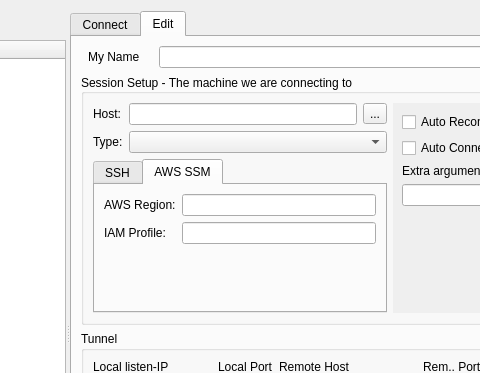
Above: DoffenSSHTunnel/source/ATSkeleton.ui from NgzQ3Ee5/DoffenSSHTunnel before the change; both pictures show x 201 to 681 and y 0 to 373 of the 869 by 665 pixel window. Below: the same form after it.
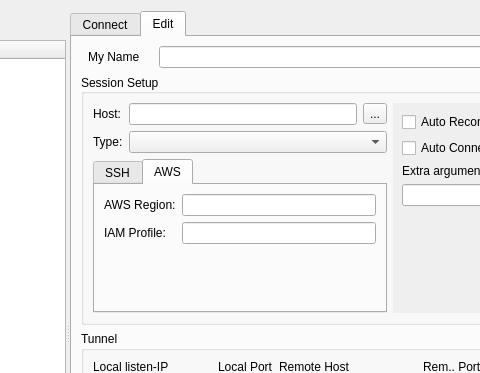
That is the form after the change. Icons and pictures are not drawn. Custom widgets are drawn as their Qt base class.

Commit message: Added ${aws.region} and ${aws.profile} variables

Diff of the .ui file:
```diff
--- a/DoffenSSHTunnel/source/ATSkeleton.ui
+++ b/DoffenSSHTunnel/source/ATSkeleton.ui
@@ -1327,7 +1327,7 @@
             <item row="2" column="0" colspan="3">
              <widget class="QGroupBox" name="groupBoxSSHSettings">
               <property name="title">
-               <string>Session Setup - The machine we are connecting to</string>
+               <string>Session Setup</string>
               </property>
               <property name="alignment">
                <set>Qt::AlignmentFlag::AlignLeading|Qt::AlignmentFlag::AlignLeft|Qt::AlignmentFlag::AlignVCenter</set>
@@ -1758,7 +1758,7 @@
                     </widget>
                     <widget class="QWidget" name="tabWidgetEditTunnelSSM" native="true">
                      <attribute name="title">
-                      <string>AWS SSM</string>
+                      <string>AWS</string>
                      </attribute>
                      <layout class="QFormLayout" name="formLayout_4">
                       <property name="leftMargin">
```
Left out of the diff: 8 changed lines with no effect on the pictures. The commit also changes 2 other files.
